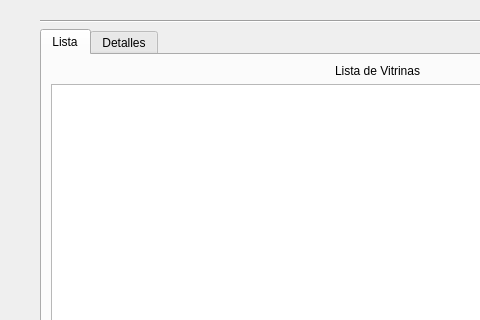
Qt form ui_vitrina.ui (benArambide/ProyFinal-IS2) before a commit; both pictures show x 0 to 480 and y 0 to 320 of the 770 by 459 pixel window.
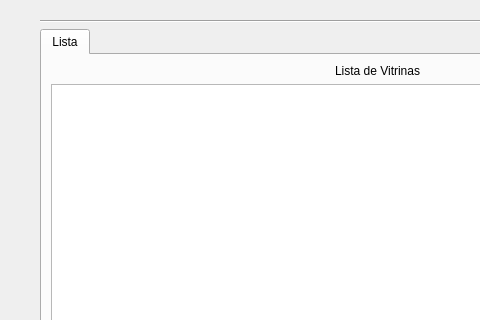
The same form after that commit. Icons and pictures are not drawn.

```diff
--- a/ui_vitrina.ui
+++ b/ui_vitrina.ui
@@ -177,11 +177,6 @@
         </item>
        </layout>
       </widget>
-      <widget class="QWidget" name="details">
-       <attribute name="title">
-        <string>Detalles</string>
-       </attribute>
-      </widget>
      </widget>
     </item>
    </layout>
```
Left out of the diff: 6 changed lines with no effect on the pictures.
